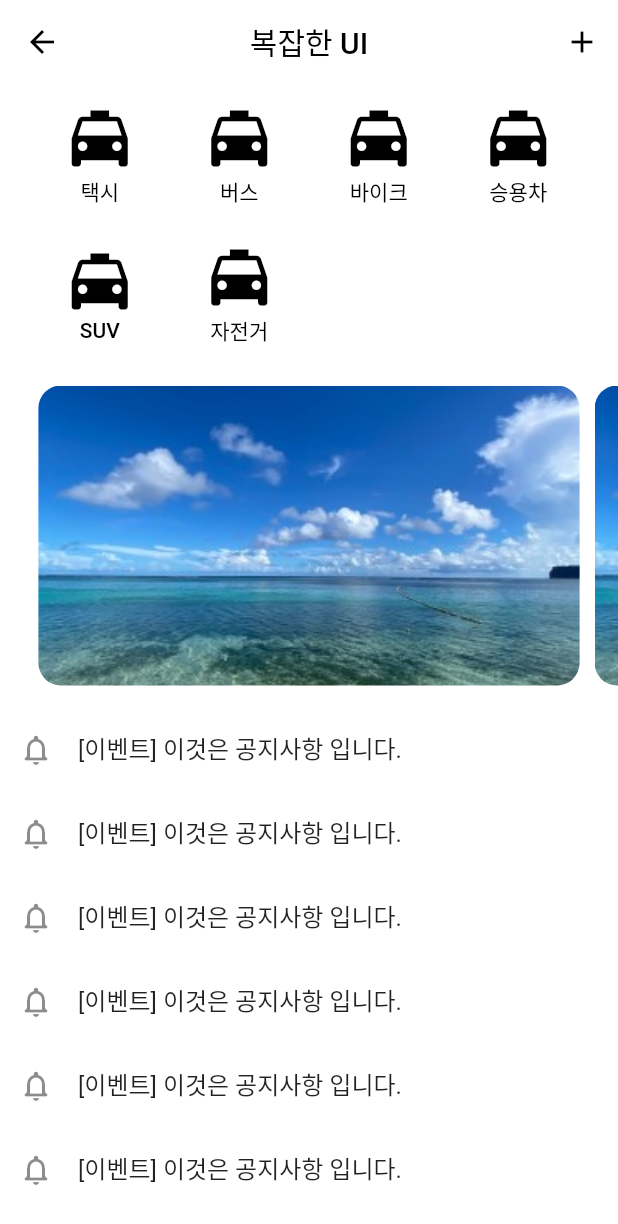
After one commit to CandleCutter/flutter_lecture_01, a Flutter app: the UiExamScreen screen opened directly, on a phone screen of 412 x 824 dp. The commit adds this screen. Shown: the top 1224 px of the screen. Run offline on Flutter 3.47's test engine with Material 2 defaults, Android fonts, the phone set to English and light mode, and no system bars.

Commit message:
복잡한 ui 추가 update

```diff
--- a/lib/ch5/03.default_tab_controller_screen.dart
+++ b/lib/ch5/03.default_tab_controller_screen.dart
@@ -39,7 +39,27 @@ class _DefaultTabControllerScreenState extends State<DefaultTabControllerScreen>
             SizedBox(
               height: 300,
               child: _tabBarView(),
-            )
+            ),
+            Row(
+              children: [
+                ElevatedButton(
+                  onPressed: () {
+                    tabController.index = 0;
+                  },
+                  child: Text("이동"),
+                ),
+              ],
+            ),
+            ElevatedButton(
+              onPressed: () {
+                tabController.animateTo(
+                  2,
+                  duration: Duration(microseconds: 2000),
+                  curve: Curves.elasticInOut,
+                );
+              },
+              child: Text("이동에니메이션"),
+            ),
           ],
         ),
       ),
--- /dev/null
+++ b/lib/ch5/04.ui_exam.dart
@@ -0,0 +1,136 @@
+import 'package:flutter/material.dart';
+
+class UiExamScreen extends StatefulWidget {
+  const UiExamScreen({super.key});
+
+  @override
+  State<UiExamScreen> createState() => _UiExamScreenState();
+}
+
+class _UiExamScreenState extends State<UiExamScreen> {
+  final PageController pageController = PageController(viewportFraction: 0.9);
+
+  @override
+  void dispose() {
+    pageController.dispose();
+    super.dispose();
+  }
+
+  @override
+  Widget build(BuildContext context) {
+    return Scaffold(
+      backgroundColor: Colors.white,
+      appBar: _appBar(),
+      body: _body(),
+    );
+  }
+
+  AppBar _appBar() {
+    return AppBar(
+      title: Text("복잡한 UI"),
+      centerTitle: true,
+      backgroundColor: Colors.white,
+      foregroundColor: Colors.black,
+      elevation: 0,
+      actions: [IconButton(onPressed: () {}, icon: const Icon(Icons.add))],
+    );
+  }
+
+  Widget _body() {
+    return SingleChildScrollView(
+        child: Column(
+      children: [
+        _top(),
+        const SizedBox(height: 15),
+        _middle(),
+        const SizedBox(height: 15),
+        ..._bottom(), //리턴 타입이 리스트인 것은 앞에 '...' 을 붙여 준다
+      ],
+    ));
+  }
+
+  List<String> labels = ["택시", "버스", "바이크", "승용차", "SUV", "자전거"];
+
+  Widget _top() {
+    return GridView.count(
+        shrinkWrap: true,
+        crossAxisCount: 4,
+        padding: EdgeInsets.symmetric(horizontal: 20),
+        childAspectRatio: 1,
+        children: [
+          ...List.generate(labels.length, (index) {
+            return iconItem(
+              text: labels[index],
+              onPressed: () {
+                print('${labels[index]} 클릭');
+              },
+            );
+          }),
+        ]);
+  }
+
+  Widget iconItem({
+    required String text,
+    required Function() onPressed,
+  }) {
+    return TextButton(
+      onPressed: () {
+        onPressed();
+      },
+      style: TextButton.styleFrom(
+        foregroundColor: Colors.black,
+        padding: EdgeInsets.zero,
+        shape: CircleBorder(),
+      ),
+      child: Column(
+        mainAxisAlignment: MainAxisAlignment.center,
+        children: [
+          const Icon(Icons.local_taxi, size: 50),
+          Text(text),
+        ],
+      ),
+    );
+  }
+
+  List<String> imageList = [
+    "assets/summer.png",
+    "assets/summer.png",
+    "assets/summer.png",
+  ];
+
+  Widget _middle() {
+    return SizedBox(
+      height: 200,
+      child: PageView.builder(
+        controller: pageController,
+        itemCount: imageList.length,
+        itemBuilder: (context, index) {
+          return Container(
+            margin: EdgeInsets.symmetric(horizontal: 5),
+            decoration: BoxDecoration(
+              borderRadius: BorderRadius.circular(15),
+              image: DecorationImage(
+                  fit: BoxFit.cover,
+                  image: Image.asset(imageList[index]).image),
+            ),
+          );
+        },
+      ),
+    );
+  }
+
+  List<Widget> _bottom() {
+    return List.generate(10, (index) {
+      return ListTile(
+        onTap: () {},
+        leading: Icon(Icons.notifications_none_rounded),
+        title: Padding(
+          padding: const EdgeInsets.only(bottom: 4),
+          child: Text("[이벤트] 이것은 공지사항 입니다."),
+        ),
+        minLeadingWidth: 0,
+        contentPadding: EdgeInsets.symmetric(horizontal: 12),
+      );
+    });
+  }
+}
--- a/lib/home_screen.dart
+++ b/lib/home_screen.dart
@@ -14,6 +14,7 @@ import 'package:flutter_lecture_01/ch5/01.pageview_screen.dart';
 import 'package:flutter_lecture_01/ch5/02.tabbar_screen.dart';
 
 import 'ch5/03.default_tab_controller_screen.dart';
+import 'ch5/04.ui_exam.dart';
 
 class HomeScreen extends StatefulWidget {
   const HomeScreen({super.key});
@@ -48,6 +49,7 @@ class _HomeScreenState extends State<HomeScreen> {
             button(page: PageViewScreen(), name: "PageViewScreen"),
             button(page: TabBarScreen(), name: "TabBarScreen"),
             button(page: DefaultTabControllerScreen(), name: "DefaultTabControllerScreen"),
+            button(page: UiExamScreen(), name: "UiExamScreen"),
 
 
           ],
```
